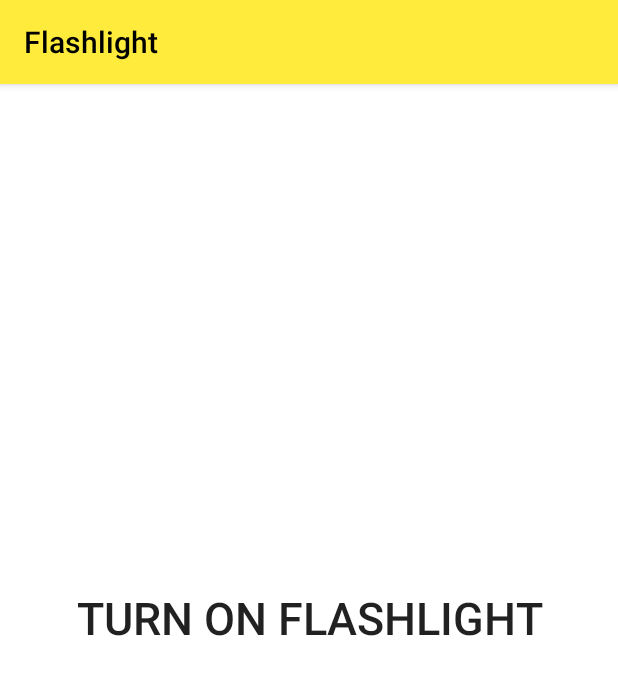
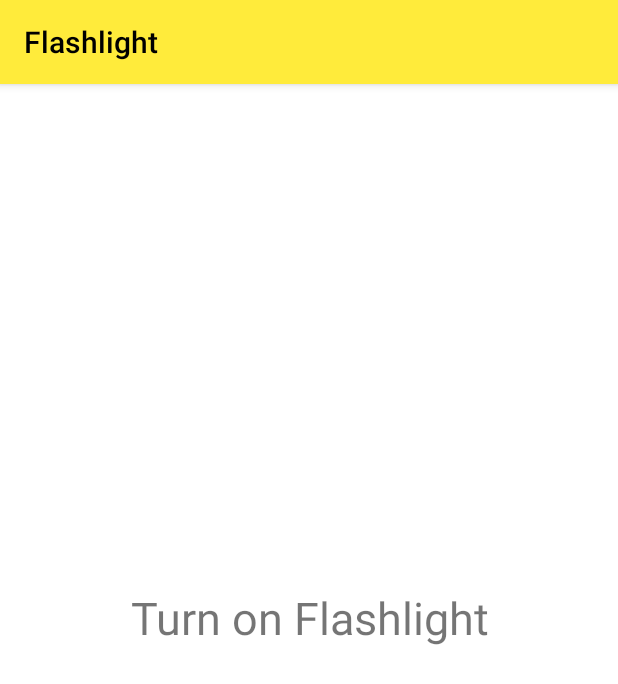
Before and after one commit to jomartigcal/tigcal-utils, an Android app: the FlashlightActivity screen opened directly, with no data from a screen before it, on a phone screen of 412 x 824 dp. Shown: the top 684 px of the screen. Run offline under Robolectric (Android 15) with nearby library versions, the phone set to English and light mode, and no system bars; 2 statements that could not run were skipped.

Commit message:
Refactoring Flashlight code
Signed-off-by: Jomar Tigcal <jomar@tigcal.com>

```diff
--- a/app/src/main/java/com/tigcal/utils/FlashlightActivity.java
+++ b/app/src/main/java/com/tigcal/utils/FlashlightActivity.java
@@ -12,18 +12,19 @@ import android.support.v4.content.ContextCompat;
 import android.support.v7.app.AppCompatActivity;
 import android.support.v7.widget.Toolbar;
 import android.util.Log;
-import android.widget.CompoundButton;
+import android.view.View;
+import android.widget.TextView;
 import android.widget.Toast;
-import android.widget.ToggleButton;
 
 public class FlashlightActivity extends AppCompatActivity {
     private static final String TAG = "FlashlightActivity";
 
     private static final int REQUEST_CAMERA = 0;
 
-    private ToggleButton toggleButton;
+    private TextView toggleView;
     private CameraManager cameraManager;
     private String cameraId;
+    private boolean flashlightOn;
 
     @Override
     protected void onCreate(Bundle savedInstanceState) {
@@ -33,7 +34,7 @@ public class FlashlightActivity extends AppCompatActivity {
         Toolbar toolbar = (Toolbar) findViewById(R.id.toolbar);
         setSupportActionBar(toolbar);
 
-        toggleButton = (ToggleButton) findViewById(R.id.flashlight_button);
+        toggleView = (TextView) findViewById(R.id.flashlight_button);
 
         cameraManager = (CameraManager) getSystemService(Context.CAMERA_SERVICE);
         try {
@@ -42,16 +43,11 @@ public class FlashlightActivity extends AppCompatActivity {
             e.printStackTrace();
         }
 
-        toggleButton.setOnCheckedChangeListener(new CompoundButton.OnCheckedChangeListener() {
+        toggleView.setOnClickListener(new View.OnClickListener() {
             @Override
-            public void onCheckedChanged(CompoundButton compoundButton, boolean checked) {
-                if (checked) {
-                    toggleButton.setBackgroundColor(ContextCompat.getColor(FlashlightActivity.this, R.color.fl_primary));
-                } else {
-                    toggleButton.setBackgroundColor(Color.WHITE);
-                }
-
-                toggleCamera2Flashlight(checked);
+            public void onClick(View v) {
+                flashlightOn = !flashlightOn;
+                toggleCamera2Flashlight(flashlightOn);
             }
         });
     }
@@ -65,13 +61,14 @@ public class FlashlightActivity extends AppCompatActivity {
                     new String[]{android.Manifest.permission.CAMERA}, REQUEST_CAMERA);
         }
 
-        toggleCamera2Flashlight(false);
+        flashlightOn = false;
+        toggleCamera2Flashlight(flashlightOn);
     }
 
     @Override
     protected void onPause() {
         super.onPause();
-        toggleButton.setChecked(false);
+        toggleCamera2Flashlight(false);
     }
 
     @Override
@@ -91,6 +88,11 @@ public class FlashlightActivity extends AppCompatActivity {
     private void toggleCamera2Flashlight(boolean checked) {
         try {
             cameraManager.setTorchMode(cameraId, checked);
+            toggleView.setBackgroundColor(checked ?
+                    ContextCompat.getColor(FlashlightActivity.this, R.color.fl_primary) :
+                    Color.WHITE
+            );
+            toggleView.setText(checked ? getString(R.string.fl_turn_off) : getString(R.string.fl_turn_on));
         } catch (CameraAccessException e) {
             Log.d(TAG, "toggleCamera2Flashlight CameraAccessException:" + e.getMessage());
         }
--- a/app/src/main/res/layout/activity_flashlight.xml
+++ b/app/src/main/res/layout/activity_flashlight.xml
@@ -20,21 +20,19 @@
             android:background="?attr/colorPrimary"
             android:minHeight="?attr/actionBarSize"
             android:theme="@style/ThemeOverlay.AppCompat.Dark.ActionBar"
-            app:layout_collapseMode="pin"
             app:layout_scrollFlags="scroll|exitUntilCollapsed"
             app:popupTheme="@style/ThemeOverlay.AppCompat.Light"
             app:titleTextColor="@android:color/black" />
     </android.support.design.widget.AppBarLayout>
 
-    <ToggleButton
+    <TextView
         android:id="@+id/flashlight_button"
         android:layout_width="match_parent"
         android:layout_height="match_parent"
         android:background="#ffffff"
         android:checked="false"
+        android:gravity="center"
         android:text="@string/fl_label"
-        android:textSize="30sp"
-        android:textOff="@string/fl_turn_on"
-        android:textOn="@string/fl_turn_off" />
+        android:textSize="30sp" />
 
 </android.support.design.widget.CoordinatorLayout>
```
